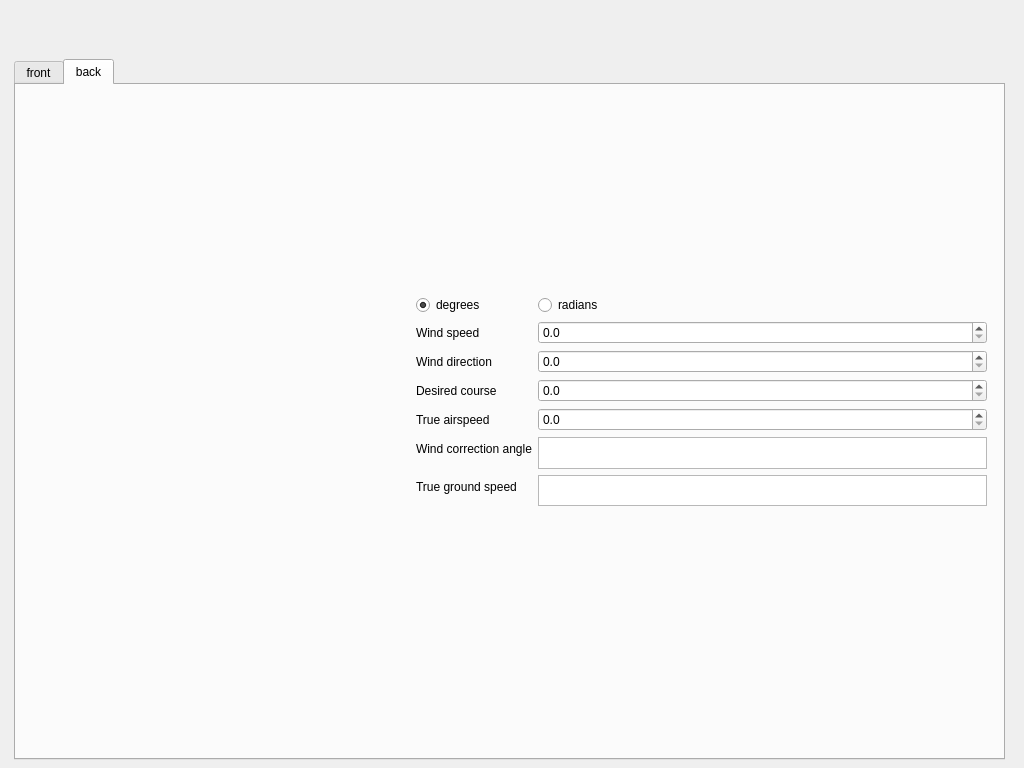
Above: mainwindow.ui from dvictorerol/E6B-TEST before the change. Below: the same form after it.
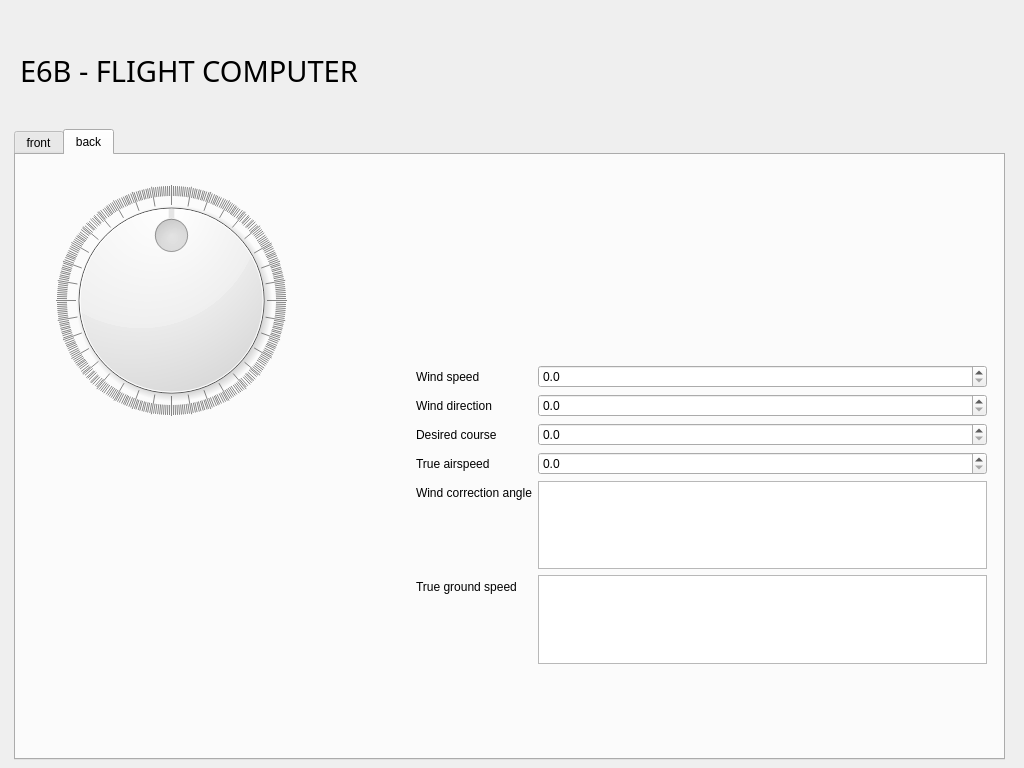
That is the form after the change.

```diff
--- a/mainwindow.ui
+++ b/mainwindow.ui
@@ -18,9 +18,9 @@
     <property name="geometry">
      <rect>
       <x>14</x>
-      <y>59</y>
+      <y>129</y>
       <width>991</width>
-      <height>701</height>
+      <height>631</height>
      </rect>
     </property>
     <property name="currentIndex">
@@ -41,114 +41,108 @@
         <x>400</x>
         <y>210</y>
         <width>571</width>
-        <height>211</height>
+        <height>299</height>
        </rect>
       </property>
       <layout class="QFormLayout" name="formLayout">
-       <item row="1" column="0">
+       <item row="0" column="0">
         <widget class="QLabel" name="label">
          <property name="text">
           <string>Wind speed</string>
          </property>
         </widget>
        </item>
-       <item row="2" column="0">
+       <item row="0" column="1">
+        <widget class="QDoubleSpinBox" name="wind_speed">
+         <property name="specialValueText">
+          <string/>
+         </property>
+         <property name="decimals">
+          <number>1</number>
+         </property>
+         <property name="maximum">
+          <double>1000.000000000000000</double>
+         </property>
+         <property name="singleStep">
+          <double>0.100000000000000</double>
+         </property>
+        </widget>
+       </item>
+       <item row="1" column="0">
         <widget class="QLabel" name="label_2">
          <property name="text">
           <string>Wind direction</string>
          </property>
         </widget>
        </item>
-       <item row="3" column="0">
+       <item row="1" column="1">
+        <widget class="QDoubleSpinBox" name="wind_direction">
+         <property name="decimals">
+          <number>1</number>
+         </property>
+         <property name="maximum">
+          <double>360.000000000000000</double>
+         </property>
+         <property name="singleStep">
+          <double>0.100000000000000</double>
+         </property>
+        </widget>
+       </item>
+       <item row="2" column="0">
         <widget class="QLabel" name="label_3">
          <property name="text">
           <string>Desired course</string>
          </property>
         </widget>
        </item>
-       <item row="4" column="0">
+       <item row="2" column="1">
+        <widget class="QDoubleSpinBox" name="desired_course">
+         <property name="decimals">
+          <number>1</number>
+         </property>
+         <property name="maximum">
+          <double>360.000000000000000</double>
+         </property>
+         <property name="singleStep">
+          <double>0.100000000000000</double>
+         </property>
+        </widget>
+       </item>
+       <item row="3" column="0">
         <widget class="QLabel" name="label_4">
          <property name="text">
           <string>True airspeed</string>
          </property>
         </widget>
        </item>
-       <item row="5" column="0">
+       <item row="3" column="1">
+        <widget class="QDoubleSpinBox" name="true_airspeed">
+         <property name="decimals">
+          <number>1</number>
+         </property>
+         <property name="maximum">
+          <double>1000.000000000000000</double>
+         </property>
+         <property name="singleStep">
+          <double>0.100000000000000</double>
+         </property>
+        </widget>
+       </item>
+       <item row="4" column="0">
         <widget class="QLabel" name="label_5">
          <property name="text">
           <string>Wind correction angle</string>
          </property>
         </widget>
        </item>
-       <item row="6" column="0">
-        <widget class="QLabel" name="label_6">
-         <property name="text">
-          <string>True ground speed</string>
-         </property>
-        </widget>
-       </item>
-       <item row="0" column="0">
-        <widget class="QRadioButton" name="degrees">
-         <property name="text">
-          <string>degrees</string>
-         </property>
-         <property name="checked">
-          <bool>true</bool>
-         </property>
-        </widget>
-       </item>
-       <item row="0" column="1">
-        <widget class="QRadioButton" name="radians">
-         <property name="text">
-          <string>radians</string>
-         </property>
-         <property name="checked">
-          <bool>false</bool>
-         </property>
-        </widget>
-       </item>
-       <item row="1" column="1">
-        <widget class="QDoubleSpinBox" name="wind_speed">
-         <property name="decimals">
-          <number>1</number>
-         </property>
-         <property name="maximum">
-          <double>1000.000000000000000</double>
-         </property>
-        </widget>
-       </item>
-       <item row="2" column="1">
-        <widget class="QDoubleSpinBox" name="wind_direction">
-         <property name="decimals">
-          <number>1</number>
-         </property>
-         <property name="maximum">
-          <double>1000.000000000000000</double>
-         </property>
-        </widget>
-       </item>
-       <item row="3" column="1">
-        <widget class="QDoubleSpinBox" name="desired_course">
-         <property name="decimals">
-          <number>1</number>
-         </property>
-         <property name="maximum">
-          <double>1000.000000000000000</double>
-         </property>
-        </widget>
-       </item>
        <item row="4" column="1">
-        <widget class="QDoubleSpinBox" name="true_airspeed">
-         <property name="decimals">
-          <number>1</number>
-         </property>
-         <property name="maximum">
-          <double>1000.000000000000000</double>
-         </property>
-        </widget>
-       </item>
-       <item row="5" column="1">
         <widget class="QTextEdit" name="wind_correction_angle">
+         <property name="verticalScrollBarPolicy">
+          <enum>Qt::ScrollBarAlwaysOff</enum>
+         </property>
+         <property name="horizontalScrollBarPolicy">
+          <enum>Qt::ScrollBarAlwaysOff</enum>
+         </property>
          <property name="readOnly">
           <bool>true</bool>
          </property>
@@ -157,8 +151,21 @@
          </property>
         </widget>
        </item>
-       <item row="6" column="1">
+       <item row="5" column="0">
+        <widget class="QLabel" name="label_6">
+         <property name="text">
+          <string>True ground speed</string>
+         </property>
+        </widget>
+       </item>
+       <item row="5" column="1">
         <widget class="QTextEdit" name="true_ground_speed">
+         <property name="verticalScrollBarPolicy">
+          <enum>Qt::ScrollBarAlwaysOff</enum>
+         </property>
+         <property name="horizontalScrollBarPolicy">
+          <enum>Qt::ScrollBarAlwaysOff</enum>
+         </property>
          <property name="readOnly">
           <bool>true</bool>
          </property>
@@ -166,8 +173,66 @@
        </item>
       </layout>
      </widget>
+     <widget class="QDial" name="wind_wheel">
+      <property name="geometry">
+       <rect>
+        <x>20</x>
+        <y>30</y>
+        <width>271</width>
+        <height>231</height>
+       </rect>
+      </property>
+      <property name="font">
+       <font>
+        <kerning>true</kerning>
+       </font>
+      </property>
+      <property name="maximum">
+       <number>360</number>
+      </property>
+      <property name="value">
+       <number>180</number>
+      </property>
+      <property name="sliderPosition">
+       <number>180</number>
+      </property>
+      <property name="invertedAppearance">
+       <bool>false</bool>
+      </property>
+      <property name="invertedControls">
+       <bool>false</bool>
+      </property>
+      <property name="wrapping">
+       <bool>true</bool>
+      </property>
+      <property name="notchTarget">
+       <double>1.000000000000000</double>
+      </property>
+      <property name="notchesVisible">
+       <bool>true</bool>
+      </property>
+     </widget>
     </widget>
    </widget>
+   <widget class="QLabel" name="label_7">
+    <property name="geometry">
+     <rect>
+      <x>20</x>
+      <y>50</y>
+      <width>351</width>
+      <height>41</height>
+     </rect>
+    </property>
+    <property name="font">
+     <font>
+      <family>Bahnschrift</family>
+      <pointsize>22</pointsize>
+     </font>
+    </property>
+    <property name="text">
+     <string>E6B - FLIGHT COMPUTER</string>
+    </property>
+   </widget>
   </widget>
  </widget>
  <resources/>
```
Left out of the diff: 2 changed lines with no effect on the pictures.
